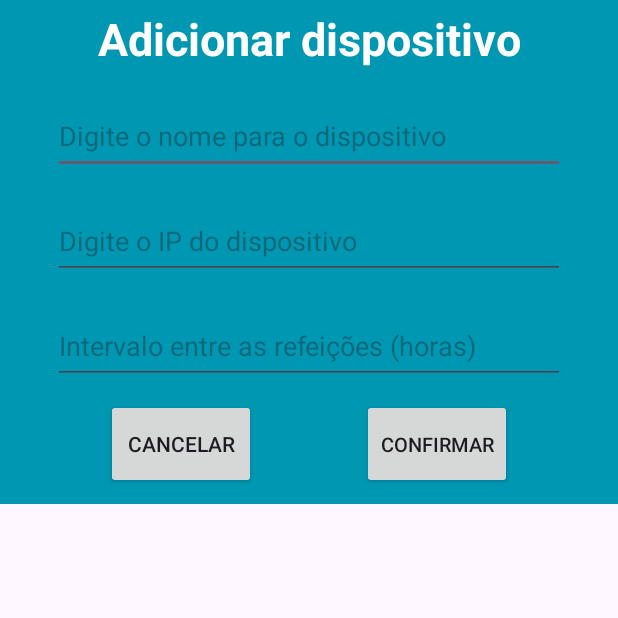
After one commit to KalelBarros/App-Comedouro-IoT, an Android app: the fragment PopUpFragment shown on its own in the app's theme, on a phone screen of 412 x 824 dp, the top half of it. The commit adds this screen. Run offline under Robolectric (Android 15) with nearby library versions, the phone set to English and light mode, and no system bars.

Commit message:
Terceiro commit

```diff
--- a/app/src/main/AndroidManifest.xml
+++ b/app/src/main/AndroidManifest.xml
@@ -1,6 +1,12 @@
 <?xml version="1.0" encoding="utf-8"?>
 <manifest xmlns:android="http://schemas.android.com/apk/res/android"
     xmlns:tools="http://schemas.android.com/tools">
+
+    <uses-permission android:name="android.permission.ACCESS_WIFI_STATE"/>
+    <uses-permission android:name="android.permission.CHANGE_WIFI_STATE"/>
+    <uses-permission android:name="android.permission.ACCESS_FINE_LOCATION"/>
+    <uses-permission android:name="android.permission.ACCESS_COARSE_LOCATION"/>
+
 
     <application
         android:allowBackup="true"
--- /dev/null
+++ b/app/src/main/java/com/example/nutripatas/PopUpFragment.java
@@ -0,0 +1,64 @@
+package com.example.nutripatas;
+
+import android.os.Bundle;
+
+import androidx.fragment.app.Fragment;
+
+import android.view.LayoutInflater;
+import android.view.View;
+import android.view.ViewGroup;
+
+/**
+ * A simple {@link Fragment} subclass.
+ * Use the {@link PopUpFragment#newInstance} factory method to
+ * create an instance of this fragment.
+ */
+public class PopUpFragment extends Fragment {
+
+    // TODO: Rename parameter arguments, choose names that match
+    // the fragment initialization parameters, e.g. ARG_ITEM_NUMBER
+    private static final String ARG_PARAM1 = "param1";
+    private static final String ARG_PARAM2 = "param2";
+
+    // TODO: Rename and change types of parameters
+    private String mParam1;
+    private String mParam2;
+
+    public PopUpFragment() {
+        // Required empty public constructor
+    }
+
+    /**
+     * Use this factory method to create a new instance of
+     * this fragment using the provided parameters.
+     *
+     * @param param1 Parameter 1.
+     * @param param2 Parameter 2.
+     * @return A new instance of fragment PopUpFragment.
+     */
+    // TODO: Rename and change types and number of parameters
+    public static PopUpFragment newInstance(String param1, String param2) {
+        PopUpFragment fragment = new PopUpFragment();
+        Bundle args = new Bundle();
+        args.putString(ARG_PARAM1, param1);
+        args.putString(ARG_PARAM2, param2);
+        fragment.setArguments(args);
+        return fragment;
+    }
+
+    @Override
+    public void onCreate(Bundle savedInstanceState) {
+        super.onCreate(savedInstanceState);
+        if (getArguments() != null) {
+            mParam1 = getArguments().getString(ARG_PARAM1);
+            mParam2 = getArguments().getString(ARG_PARAM2);
+        }
+    }
+
+    @Override
+    public View onCreateView(LayoutInflater inflater, ViewGroup container,
+                             Bundle savedInstanceState) {
+        // Inflate the layout for this fragment
+        return inflater.inflate(R.layout.fragment_pop_up, container, false);
+    }
+}
--- a/app/src/main/java/com/example/nutripatas/SplashScreen.java
+++ b/app/src/main/java/com/example/nutripatas/SplashScreen.java
@@ -23,6 +23,6 @@ public class SplashScreen extends AppCompatActivity
                 startActivity(new Intent(SplashScreen.this, MainActivity.class));
                 finish();
             }
-        }, 6 * 1000);
+        }, 2 * 1250);
     }
 }
--- a/app/src/main/res/drawable/adicionar.xml
+++ b/app/src/main/res/drawable/adicionar.xml
@@ -1,5 +1,5 @@
-<vector android:height="24dp" android:tint="#0097B2"
+<vector android:height="80dp" android:tint="#0097B2"
     android:viewportHeight="24" android:viewportWidth="24"
-    android:width="24dp" xmlns:android="http://schemas.android.com/apk/res/android">
+    android:width="80dp" xmlns:android="http://schemas.android.com/apk/res/android">
     <path android:fillColor="@android:color/white" android:pathData="M19,3L5,3c-1.11,0 -2,0.9 -2,2v14c0,1.1 0.89,2 2,2h14c1.1,0 2,-0.9 2,-2L21,5c0,-1.1 -0.9,-2 -2,-2zM17,13h-4v4h-2v-4L7,13v-2h4L11,7h2v4h4v2z"/>
 </vector>
--- a/app/src/main/res/layout/fragment_configuracoes.xml
+++ b/app/src/main/res/layout/fragment_configuracoes.xml
@@ -12,7 +12,7 @@
         android:id="@+id/view2"
         android:layout_width="match_parent"
         android:layout_height="match_parent"
-        android:background="@drawable/background"
+        android:background="@drawable/background2"
         app:layout_constraintBottom_toBottomOf="parent"
         app:layout_constraintEnd_toEndOf="parent"
         app:layout_constraintStart_toStartOf="parent"
--- a/app/src/main/res/layout/fragment_monitoramento.xml
+++ b/app/src/main/res/layout/fragment_monitoramento.xml
@@ -12,7 +12,7 @@
         android:id="@+id/view2"
         android:layout_width="match_parent"
         android:layout_height="match_parent"
-        android:background="@drawable/background"
+        android:background="@drawable/background2"
         app:layout_constraintBottom_toBottomOf="parent"
         app:layout_constraintEnd_toEndOf="parent"
         app:layout_constraintStart_toStartOf="parent"
--- /dev/null
+++ b/app/src/main/res/layout/fragment_pop_up.xml
@@ -0,0 +1,80 @@
+<?xml version="1.0" encoding="utf-8"?>
+<androidx.constraintlayout.widget.ConstraintLayout
+    xmlns:android="http://schemas.android.com/apk/res/android"
+    xmlns:app="http://schemas.android.com/apk/res-auto"
+    xmlns:tools="http://schemas.android.com/tools"
+    android:layout_width="match_parent"
+    android:layout_height="wrap_content"
+    android:background="#0097B2"
+    tools:context=".PopUpFragment">
+
+    <TextView
+        android:id="@+id/titulo"
+        android:layout_width="wrap_content"
+        android:layout_height="wrap_content"
+        android:text="Adicionar dispositivo"
+        android:textSize="30dp"
+        android:layout_marginTop="5dp"
+        android:textColor="@color/white"
+        android:textStyle="bold"
+        app:layout_constraintStart_toStartOf="parent"
+        app:layout_constraintTop_toTopOf="parent"
+        app:layout_constraintEnd_toEndOf="parent"/>
+
+    <EditText
+        android:id="@+id/nome"
+        android:layout_width="match_parent"
+        android:layout_height="50dp"
+        android:layout_marginTop="20dp"
+        android:layout_marginHorizontal="35dp"
+        android:hint="Digite o nome para o dispositivo"
+        app:layout_constraintEnd_toEndOf="parent"
+        app:layout_constraintStart_toStartOf="parent"
+        app:layout_constraintTop_toBottomOf="@id/titulo" />
+
+    <EditText
+        android:id="@+id/ip"
+        android:layout_width="match_parent"
+        android:layout_height="50dp"
+        android:layout_marginHorizontal="35dp"
+        android:layout_marginTop="20dp"
+        android:hint="Digite o IP do dispositivo"
+        app:layout_constraintEnd_toEndOf="parent"
+        app:layout_constraintStart_toStartOf="parent"
+        app:layout_constraintTop_toBottomOf="@id/nome"
+        />
+
+    <EditText
+        android:id="@+id/intervalo"
+        android:layout_width="match_parent"
+        android:layout_height="50dp"
+        android:layout_marginHorizontal="35dp"
+        android:layout_marginTop="20dp"
+        android:hint="Intervalo entre as refeições (horas)"
+        app:layout_constraintEnd_toEndOf="parent"
+        app:layout_constraintStart_toStartOf="parent"
+        app:layout_constraintTop_toBottomOf="@id/ip"/>
+
+    <androidx.appcompat.widget.AppCompatButton
+        android:id="@+id/bt_cancelar"
+        android:layout_width="100dp"
+        android:layout_height="60dp"
+        android:text="Cancelar"
+        android:layout_marginTop="10dp"
+        app:layout_constraintStart_toStartOf="parent"
+        app:layout_constraintEnd_toStartOf="@id/bt_confirmar"
+        app:layout_constraintTop_toBottomOf="@id/intervalo"/>
+
+    <androidx.appcompat.widget.AppCompatButton
+        android:id="@+id/bt_confirmar"
+        android:layout_width="100dp"
+        android:layout_height="60dp"
+        android:text="Confirmar"
+        android:textSize="13dp"
+        android:layout_marginBottom="10dp"
+        app:layout_constraintStart_toEndOf="@id/bt_cancelar"
+        app:layout_constraintEnd_toEndOf="parent"
+        app:layout_constraintTop_toTopOf="@id/bt_cancelar"
+        app:layout_constraintBottom_toBottomOf="parent"/>
+
+</androidx.constraintlayout.widget.ConstraintLayout>
--- a/app/src/main/res/menu/bottom_navigation_menu.xml
+++ b/app/src/main/res/menu/bottom_navigation_menu.xml
@@ -10,10 +10,4 @@
         android:id="@+id/page_Monitoramento"
         android:icon="@drawable/monitoramento"
         android:title="Monitoramento"/>
-
-    <item
-        android:id="@+id/page_Configurações"
-        android:icon="@drawable/configuracoes"
-        android:title="Configurações"/>
-
 </menu>
```
Also changed, not shown: app/src/main/java/com/example/nutripatas/Adapter/AlimentadorAdapter.java (added, +54 -0 lines), app/src/main/java/com/example/nutripatas/Classes/Alimentador.java (added, +46 -0 lines), app/src/main/java/com/example/nutripatas/fragments/DispositivoFragment.java (+82 -43 lines), app/src/main/res/drawable/background_instancia_alimentador.xml (added, +12 -0 lines), app/src/main/res/drawable/background_top.xml (added, +13 -0 lines), app/src/main/res/layout/alimentador_item.xml (added, +91 -0 lines), app/src/main/res/layout/fragment_dispositivo.xml (+50 -8 lines), app/src/main/res/navigation/nav_main.xml (+2 -7 lines), app/src/main/res/drawable/background.png (deleted), 1 other file.
